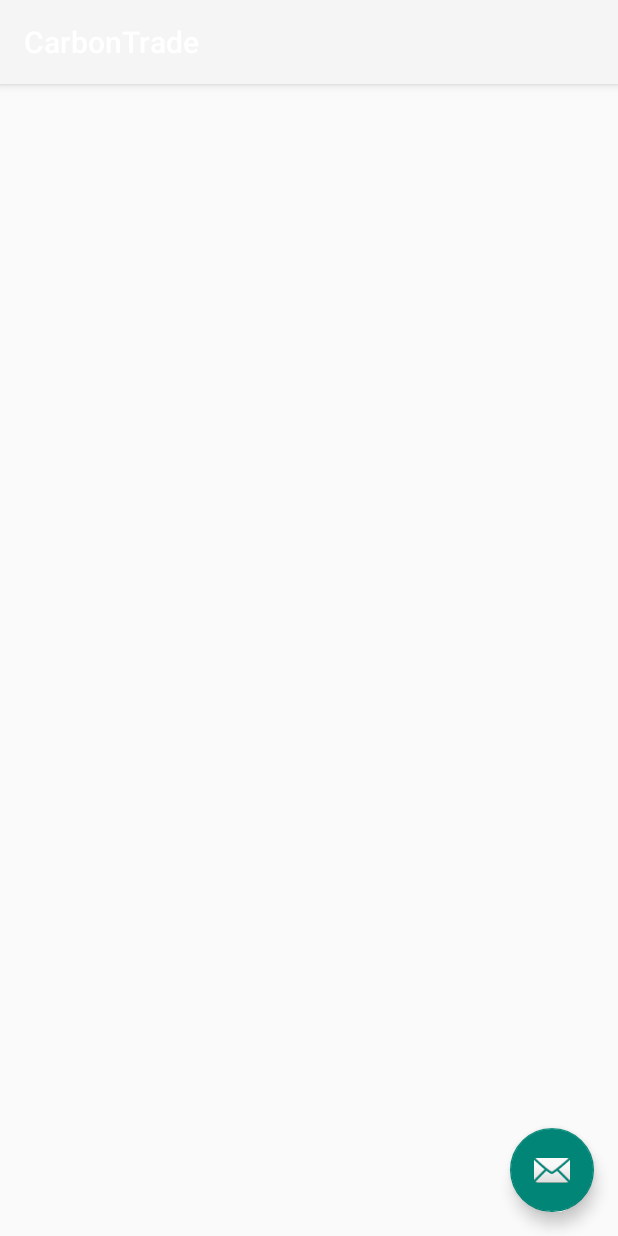
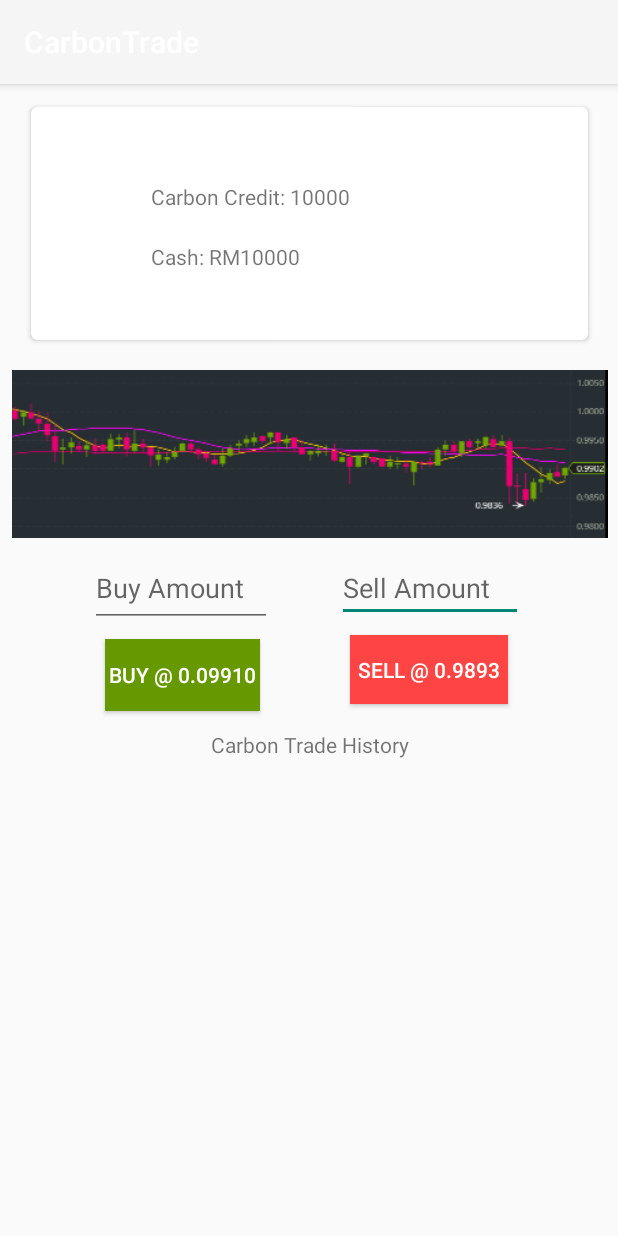
Before and after one commit to KennethChua980201/CarbonBank_Kenneth, an Android app: the CarbonTrade screen opened directly, with no data from a screen before it, on a phone screen of 412 x 824 dp. Run offline under Robolectric (Android 15) with nearby library versions, the phone set to English and light mode, and no system bars.

Commit message:
Commit: New Carbon Trade

```diff
--- a/app/src/main/AndroidManifest.xml
+++ b/app/src/main/AndroidManifest.xml
@@ -40,6 +40,7 @@
         <activity
             android:name=".CarbonTrade"
             android:label="@string/title_activity_carbon_trade"
+            android:exported="true"
             android:theme="@style/Theme.AppCompat.Light.NoActionBar" />
         <activity
             android:name=".RewardDetails"
--- a/app/src/main/java/com/cb/carbonbank/CarbonTrade.java
+++ b/app/src/main/java/com/cb/carbonbank/CarbonTrade.java
@@ -1,11 +1,22 @@
 package com.cb.carbonbank;
 
+import android.content.Intent;
 import android.os.Bundle;
 import android.support.design.widget.FloatingActionButton;
 import android.support.design.widget.Snackbar;
 import android.support.v7.app.AppCompatActivity;
 import android.support.v7.widget.Toolbar;
 import android.view.View;
+import android.widget.Button;
+import android.widget.EditText;
+import android.widget.ListAdapter;
+import android.widget.ListView;
+import android.widget.TextView;
+import android.widget.Toast;
+
+import java.util.ArrayList;
+import java.util.Date;
+import java.util.List;
 
 public class CarbonTrade extends AppCompatActivity {
 
@@ -16,14 +27,52 @@ public class CarbonTrade extends AppCompatActivity {
         Toolbar toolbar = (Toolbar) findViewById(R.id.toolbar);
         setSupportActionBar(toolbar);
 
-        FloatingActionButton fab = (FloatingActionButton) findViewById(R.id.fab);
-        fab.setOnClickListener(new View.OnClickListener() {
+        Button btnBuy=findViewById(R.id.btnBuy);
+        Button btnSell=findViewById(R.id.btnSell);
+        final ListView listView=findViewById(R.id.listTradeRecords);
+        final EditText buyEditText=findViewById(R.id.buyAmountText);
+        final EditText sellEditText=findViewById(R.id.sellAmountText);
+        final List<TradeRecord> tradeRecordList = new ArrayList<TradeRecord>();
+
+        btnBuy.setOnClickListener(new View.OnClickListener(){
             @Override
-            public void onClick(View view) {
-                Snackbar.make(view, "Replace with your own action", Snackbar.LENGTH_LONG)
-                        .setAction("Action", null).show();
-            }
+            public void onClick(View v) {
+                try {
+                    if((Double.parseDouble(buyEditText.getText().toString())== 0))
+                    {
+                        Toast.makeText(getBaseContext(),"Please enter a valid buy amount", Toast.LENGTH_SHORT).show(); }
+                    else
+                    {
+                        String buysuccess=buyEditText.getText()+" Carbon Credits has been bought";
+                        Long tsLong = System.currentTimeMillis()/1000;
+                        String ts = tsLong.toString();
+                        Toast.makeText(getBaseContext(),buysuccess, Toast.LENGTH_SHORT).show();
+                        tradeRecordList.add(new TradeRecord(ts,"Buy", Double.parseDouble(buyEditText.getText().toString())));
+                    }
+
+                }catch (Exception ex)
+                {Toast.makeText(getBaseContext(),"Please enter a valid buy amount", Toast.LENGTH_SHORT).show();} }
         });
+
+        btnSell.setOnClickListener(new View.OnClickListener(){
+            @Override
+            public void onClick(View v) {
+                try {
+                    if((Double.parseDouble(sellEditText.getText().toString())== 0))
+                    {
+                        Toast.makeText(getBaseContext(),"Please enter a valid buy amount", Toast.LENGTH_SHORT).show(); }
+                    else
+                    {
+                        String sellsuccess=sellEditText.getText()+" Carbon Credits has been sold";
+                        Toast.makeText(getBaseContext(),sellsuccess, Toast.LENGTH_SHORT).show();
+                    }
+
+                }catch (Exception ex)
+                {Toast.makeText(getBaseContext(),"Please enter a valid buy amount", Toast.LENGTH_SHORT).show();} }
+
+
+        });
+
     }
 
 }
--- a/app/src/main/res/layout/activity_carbon_trade.xml
+++ b/app/src/main/res/layout/activity_carbon_trade.xml
@@ -22,12 +22,4 @@
 
     <include layout="@layout/content_carbon_trade" />
 
-    <android.support.design.widget.FloatingActionButton
-        android:id="@+id/fab"
-        android:layout_width="wrap_content"
-        android:layout_height="wrap_content"
-        android:layout_gravity="bottom|end"
-        android:layout_margin="@dimen/fab_margin"
-        app:srcCompat="@android:drawable/ic_dialog_email" />
-
 </android.support.design.widget.CoordinatorLayout>
--- a/app/src/main/res/layout/content_carbon_trade.xml
+++ b/app/src/main/res/layout/content_carbon_trade.xml
@@ -8,4 +8,141 @@
     tools:context=".CarbonTrade"
     tools:showIn="@layout/activity_carbon_trade">
 
+    <android.support.v7.widget.CardView xmlns:card_view="http://schemas.android.com/apk/res-auto"
+        android:id="@+id/card_view"
+        android:layout_width="371dp"
+        android:layout_height="155dp"
+        android:layout_gravity="center"
+        android:layout_marginStart="8dp"
+        android:layout_marginTop="15dp"
+        android:layout_marginEnd="8dp"
+        card_view:cardCornerRadius="4dp"
+        card_view:layout_constraintEnd_toEndOf="parent"
+        card_view:layout_constraintStart_toStartOf="parent"
+        card_view:layout_constraintTop_toTopOf="parent">
+
+        <TextView
+            android:id="@+id/info_text"
+            android:layout_width="match_parent"
+            android:layout_height="wrap_content"
+            android:layout_marginLeft="80dp"
+            android:layout_marginTop="50dp"
+            android:layout_marginRight="50dp"
+            android:text="Carbon Credit: 10000" />
+
+        <TextView
+            android:id="@+id/textView9"
+            android:layout_width="wrap_content"
+            android:layout_height="wrap_content"
+            android:layout_marginLeft="80dp"
+            android:layout_marginTop="90dp"
+            android:text="Cash: RM10000" />
+    </android.support.v7.widget.CardView>
+
+    <EditText
+        android:id="@+id/sellAmountText"
+        android:layout_width="124dp"
+        android:layout_height="44dp"
+        android:layout_marginStart="36dp"
+        android:layout_marginTop="12dp"
+        android:layout_marginEnd="8dp"
+        android:ems="10"
+        android:hint="Sell Amount"
+        android:inputType="numberDecimal"
+        android:textColorLink="@color/colorErrorText"
+        app:layout_constraintEnd_toEndOf="parent"
+        app:layout_constraintHorizontal_bias="0.114"
+        app:layout_constraintStart_toEndOf="@+id/buyAmountText"
+        app:layout_constraintTop_toBottomOf="@+id/imageView" />
+
+    <Button
+        android:id="@+id/btnBuy"
+        android:layout_width="103dp"
+        android:layout_height="48dp"
+        android:layout_marginStart="72dp"
+        android:layout_marginTop="8dp"
+        android:layout_marginEnd="8dp"
+        android:layout_marginBottom="8dp"
+        android:background="@android:color/holo_green_dark"
+        android:text="Buy @ 0.09910"
+        android:textColor="@color/colorAccent"
+        app:layout_constraintBottom_toTopOf="@+id/textView6"
+        app:layout_constraintEnd_toEndOf="@+id/buyAmountText"
+        app:layout_constraintHorizontal_bias="1.0"
+        app:layout_constraintStart_toStartOf="parent"
+        app:layout_constraintTop_toBottomOf="@+id/buyAmountText"
+        app:layout_constraintVertical_bias="0.014" />
+
+    <Button
+        android:id="@+id/btnSell"
+        android:layout_width="105dp"
+        android:layout_height="46dp"
+        android:layout_marginStart="8dp"
+        android:layout_marginTop="8dp"
+        android:layout_marginEnd="8dp"
+        android:layout_marginBottom="8dp"
+        android:background="@android:color/holo_red_light"
+        android:text="Sell @ 0.9893"
+        android:textColor="@color/colorAccent"
+        app:layout_constraintBottom_toTopOf="@+id/textView6"
+        app:layout_constraintEnd_toEndOf="parent"
+        app:layout_constraintHorizontal_bias="0.444"
+        app:layout_constraintStart_toEndOf="@+id/btnBuy"
+        app:layout_constraintTop_toBottomOf="@+id/sellAmountText"
+        app:layout_constraintVertical_bias="0.055" />
+
+    <EditText
+        android:id="@+id/buyAmountText"
+        android:layout_width="121dp"
+        android:layout_height="51dp"
+        android:layout_marginStart="60dp"
+        android:layout_marginTop="8dp"
+        android:ems="10"
+        android:hint="Buy Amount"
+        android:inputType="numberDecimal"
+        android:textColorLink="@android:color/holo_green_dark"
+        app:layout_constraintStart_toStartOf="parent"
+        app:layout_constraintTop_toBottomOf="@+id/imageView" />
+
+    <ImageView
+        android:id="@+id/imageView"
+        android:layout_width="397dp"
+        android:layout_height="112dp"
+        android:layout_marginStart="8dp"
+        android:layout_marginTop="20dp"
+        android:layout_marginEnd="8dp"
+        android:scaleType="fitXY"
+        app:layout_constraintEnd_toEndOf="parent"
+        app:layout_constraintHorizontal_bias="0.482"
+        app:layout_constraintStart_toStartOf="parent"
+        app:layout_constraintTop_toBottomOf="@+id/card_view"
+        app:srcCompat="@drawable/tradeprice" />
+
+    <TextView
+        android:id="@+id/textView6"
+        android:layout_width="wrap_content"
+        android:layout_height="wrap_content"
+        android:layout_marginStart="8dp"
+        android:layout_marginTop="128dp"
+        android:layout_marginEnd="8dp"
+        android:text="Carbon Trade History"
+        app:layout_constraintEnd_toEndOf="parent"
+        app:layout_constraintHorizontal_bias="0.502"
+        app:layout_constraintStart_toStartOf="parent"
+        app:layout_constraintTop_toBottomOf="@+id/imageView" />
+
+    <ListView
+        android:id="@+id/listTradeRecords"
+        android:layout_width="368dp"
+        android:layout_height="54dp"
+        android:layout_marginStart="8dp"
+        android:layout_marginEnd="8dp"
+        android:layout_marginBottom="8dp"
+        app:layout_constraintBottom_toBottomOf="parent"
+        app:layout_constraintEnd_toEndOf="parent"
+        app:layout_constraintHorizontal_bias="0.0"
+        app:layout_constraintStart_toStartOf="parent"
+        app:layout_constraintTop_toBottomOf="@+id/textView6"
+        app:layout_constraintVertical_bias="1.0" />
+
 </android.support.constraint.ConstraintLayout>
```
Also changed, not shown: app/src/main/java/com/cb/carbonbank/TradeRecord.java (added, +40 -0 lines), app/src/main/res/layout/traderecord_row.xml (added, +48 -0 lines), app/src/main/res/drawable-xxhdpi/tradeprice.PNG (added).
